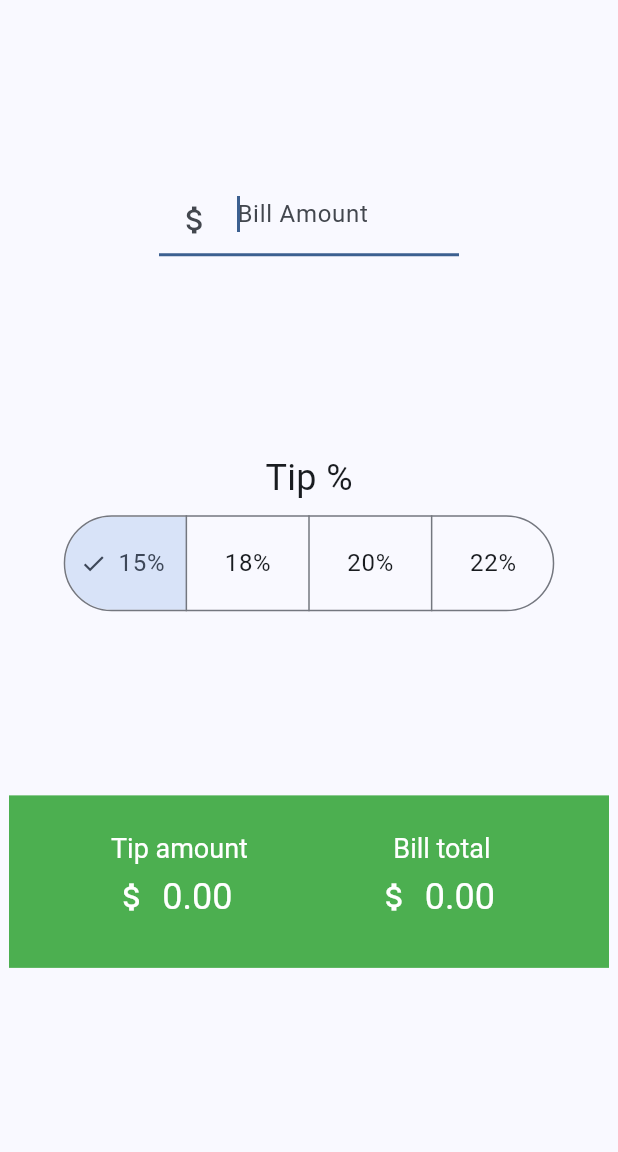
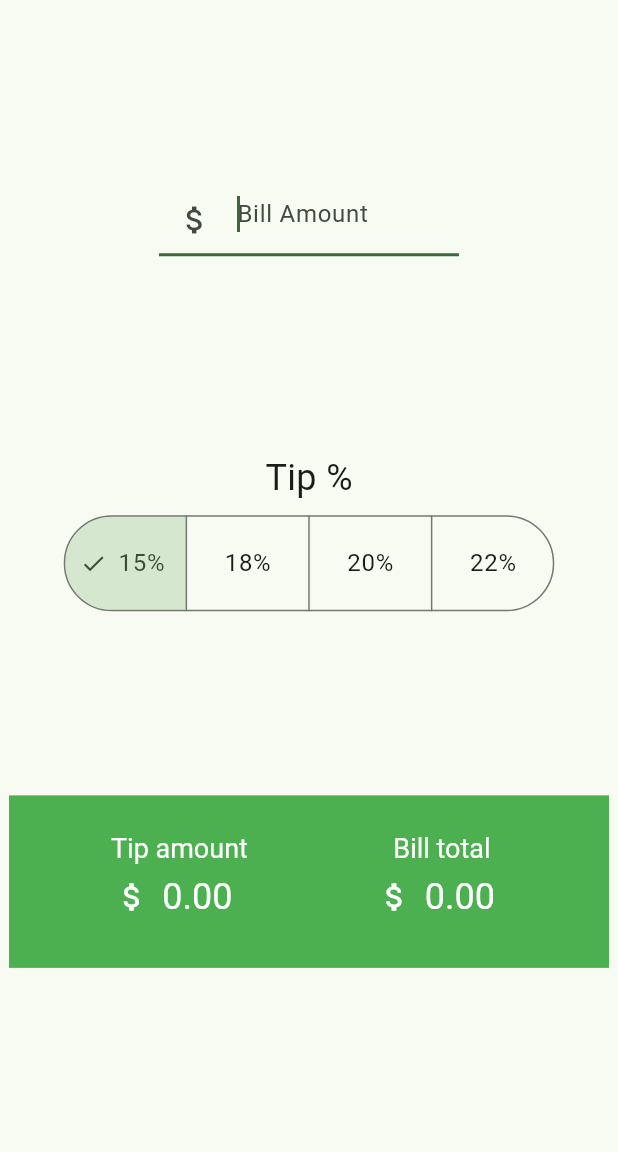
Before and after one commit to ssebs/tipr-mobile, a Flutter app: the screen it shows after launch, on a phone screen of 412 x 824 dp, the part 84-1236 px from its top. Run offline on Flutter 3.47's test engine with Material 3 defaults, Android fonts, the phone set to English and light mode, and no system bars.

```diff
--- a/lib/main.dart
+++ b/lib/main.dart
@@ -14,7 +14,7 @@ class TiprHome extends StatelessWidget {
     return MaterialApp(
       title: 'tipr',
       theme: ThemeData(
-        colorScheme: ColorScheme.fromSeed(seedColor: Colors.blue.shade700),
+        colorScheme: ColorScheme.fromSeed(seedColor: Colors.green),
         useMaterial3: true,
       ),
       home: SafeArea(
@@ -141,7 +141,7 @@ class _CalcFormState extends State<CalcForm> {
             child: Column(children: [
               // "tip"
               const Padding(
-                padding: const EdgeInsets.all(8.0),
+                padding: EdgeInsets.all(8.0),
                 child: Text(
                   "Tip %",
                   style: TextStyle(
```
Also changed, not shown: pubspec.yaml (+8 -1 lines), assets/icon/icon.png (added), pubspec.lock, 122 other files.
